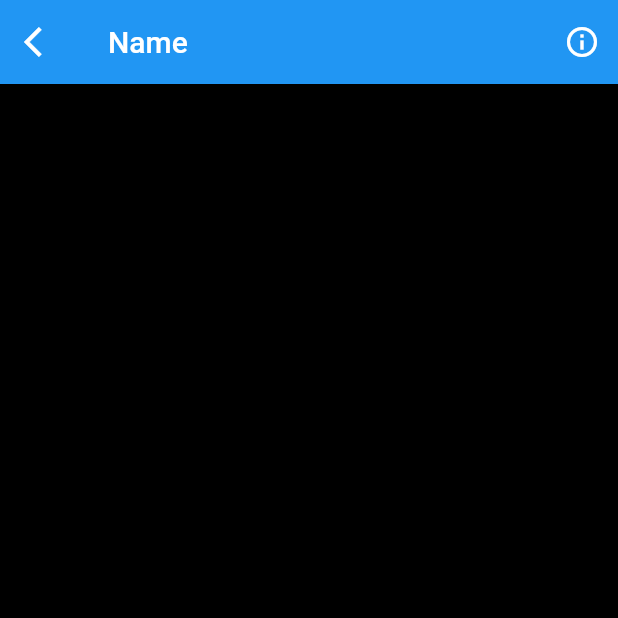
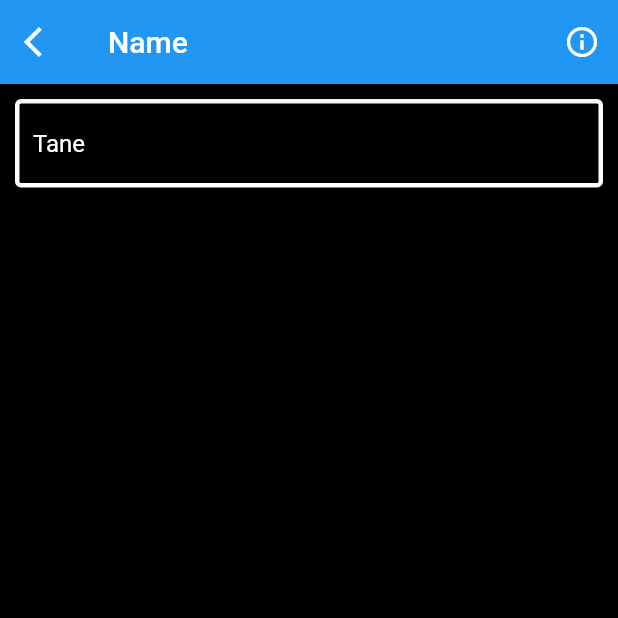
Before and after one commit to TaneHerbert/MyWatchApp, a Flutter app: the GeneralPage screen opened directly, after a tap on "Name", on a phone screen of 412 x 824 dp, the top half of it. Run offline on Flutter 3.47's test engine with Material 2 defaults, Android fonts, the phone set to English and light mode, and no system bars; our stand-ins replace carousel_slider, flutter_blue, font_awesome_flutter.

Commit message:
Added name functionailty

```diff
--- a/lib/face_gallery_page.dart
+++ b/lib/face_gallery_page.dart
@@ -1,6 +1,6 @@
 import 'package:flutter/material.dart';
 import 'package:carousel_slider/carousel_slider.dart';
-import 'package:mywatchapp/faceGalleryInformation.dart';
+import 'package:mywatchapp/face_gallery_information.dart';
 import 'faceGalleryInformationClass.dart';
 import 'package:flutter_blue/flutter_blue.dart';
 
--- a/lib/generalPage.dart
+++ b/lib/generalPage.dart
@@ -1,7 +1,20 @@
 import 'package:flutter/material.dart';
 
-class GeneralPage extends StatelessWidget {
+class GeneralPage extends StatefulWidget {
   const GeneralPage({super.key});
+
+  @override
+  State<GeneralPage> createState() => _GeneralPageState();
+}
+
+class _GeneralPageState extends State<GeneralPage> {
+  String name = "Tane";
+
+  void changeName(String newName) {
+    setState(() {
+      name = newName;
+    });
+  }
 
   @override
   Widget build(BuildContext context) {
@@ -43,7 +56,10 @@ class GeneralPage extends StatelessWidget {
                         Navigator.of(context).push(
                           MaterialPageRoute(
                             builder: (BuildContext context) {
-                              return const Name();
+                              return Name(
+                                nameChange: changeName,
+                                name: name,
+                              );
                             },
                           ),
                         );
@@ -52,9 +68,14 @@ class GeneralPage extends StatelessWidget {
                         height: 40,
                         child: Row(
                           mainAxisAlignment: MainAxisAlignment.spaceBetween,
-                          children: const [
-                            Text("Name"),
-                            Text(">"),
+                          children: [
+                            const Text("Name"),
+                            const Spacer(flex: 1),
+                            Text(name),
+                            const Padding(
+                              padding: EdgeInsets.only(left: 5),
+                              child: Text(">"),
+                            ),
                           ],
                         ),
                       ),
@@ -164,8 +185,9 @@ class GeneralPage extends StatelessWidget {
 }
 
 class Name extends StatefulWidget {
-  const Name({super.key});
-
+  const Name({super.key, required this.nameChange, required this.name});
+  final Function nameChange;
+  final String name;
   @override
   State<Name> createState() => _NameState();
 }
@@ -192,7 +214,37 @@ class _NameState extends State<Name> {
             ),
           ],
         ),
-    );
+        body: Padding(
+          padding: const EdgeInsets.all(10),
+          child: TextField(
+            onChanged: (String value) {
+              widget.nameChange(value);
+            },
+            style: const TextStyle(color: Colors.white),
+            textCapitalization: TextCapitalization.sentences,
+            decoration: InputDecoration(
+              enabledBorder: const OutlineInputBorder(
+                borderSide: BorderSide(
+                  width: 3,
+                  color: Colors.white,
+                ),
+              ),
+              focusedBorder: const OutlineInputBorder(
+                borderSide: BorderSide(
+                  width: 3,
+                  color: Colors.blue,
+                ),
+              ),
+              counterStyle: const TextStyle(
+                color: Colors.white,
+              ),
+              hintText: widget.name,
+              hintStyle: const TextStyle(
+                color: Colors.white,
+              ),
+            ),
+          ),
+        ));
   }
 }
 
```
Lines whose indentation alone changed are shown as unchanged.
